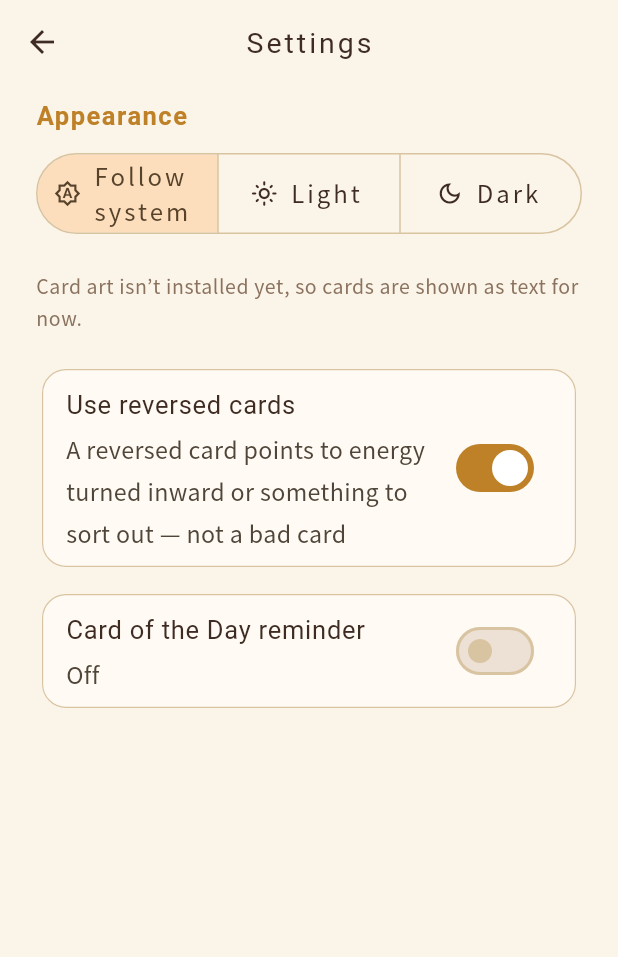
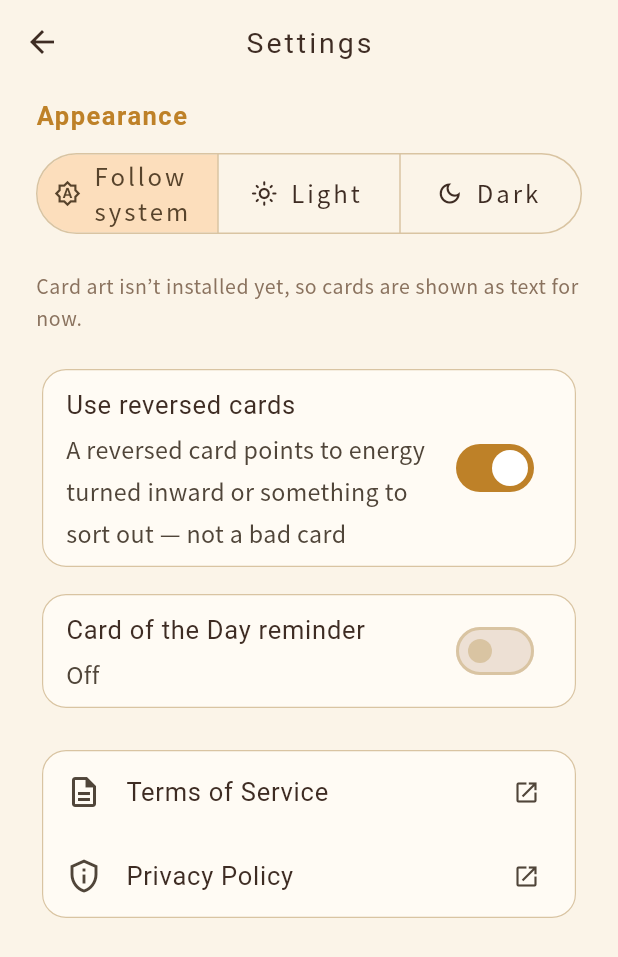
Before and after one commit to lawrence124875/tarot-cards, a Flutter app: the SettingsPage screen opened directly, on a phone screen of 412 x 824 dp. Shown: the top 957 px of the screen. Run offline on Flutter 3.47's test engine with Material 3 defaults, Android fonts, the phone set to English and light mode, and no system bars; our stand-ins replace audio_service, cloud_firestore, file_picker, firebase_analytics, firebase_core, firebase_crashlytics and 8 more; missing offline and left inert: in_app_update, purchases_flutter; accounts and stored records are empty; generated files the repository leaves out were written again; Roboto replaces fonts that are missing (NotoSerifTC).

Commit message:
設定頁與訂閱頁加入服務條款連結（11 語） (#20)
Claude-Session: https://claude.ai/code/session_01Cu1dENmFg7AUWuHe9Q8aqs

Co-authored-by: Claude <noreply@anthropic.com>

```diff
--- a/lib/app/home_page.dart
+++ b/lib/app/home_page.dart
@@ -166,3 +166,6 @@ class _HomeMenu extends StatelessWidget {
 
 /// 隱私權政策（本 repo GitHub Pages，§20）。
 const privacyPolicyUrl = 'https://lawrence124875.github.io/tarot-cards/privacy.html';
+
+/// 服務條款（同一個 GitHub Pages，訂閱、試用、退款與免責聲明）。
+const termsOfServiceUrl = 'https://lawrence124875.github.io/tarot-cards/terms.html';
--- a/lib/features/settings/settings_page.dart
+++ b/lib/features/settings/settings_page.dart
@@ -1,5 +1,7 @@
 import 'package:flutter/material.dart';
+import 'package:url_launcher/url_launcher.dart';
 
+import '../../app/home_page.dart' show privacyPolicyUrl, termsOfServiceUrl;
 import '../../app/services.dart';
 import '../../app/theme.dart';
 import '../../core/deck/deck.dart';
@@ -120,9 +122,28 @@ class _SettingsPageState extends State<SettingsPage> {
             ),
             const SizedBox(height: 10),
             const DailyReminderTile(),
+            const SizedBox(height: 20),
+            Card(
+              child: Column(children: [
+                ListTile(
+                  leading: const Icon(Icons.description_outlined),
+                  title: Text(l.menuTermsOfService),
+                  trailing: const Icon(Icons.open_in_new, size: 18),
+                  onTap: () => _open(termsOfServiceUrl),
+                ),
+                ListTile(
+                  leading: const Icon(Icons.privacy_tip_outlined),
+                  title: Text(l.menuPrivacyPolicy),
+                  trailing: const Icon(Icons.open_in_new, size: 18),
+                  onTap: () => _open(privacyPolicyUrl),
+                ),
+              ]),
+            ),
           ],
         ),
       ),
     );
   }
+
+  Future<void> _open(String url) => launchUrl(Uri.parse(url), mode: LaunchMode.externalApplication);
 }
--- a/lib/l10n/app_ar.arb
+++ b/lib/l10n/app_ar.arb
@@ -198,6 +198,7 @@
   "menuShareUsage": "مشاركة إحصاءات استخدام مجهولة الهويّة وتقارير الأعطال",
   "premiumTermsIos": "يتجدّد الاشتراك تلقائيًا، ويمكن إلغاؤه في أيّ وقت على iPhone من الإعدادات ← حساب Apple ← الاشتراكات؛ وتبقى العضوية فعّالة حتى نهاية الفترة الحالية.",
   "termsOfUse": "شروط الاستخدام",
+  "menuTermsOfService": "شروط الخدمة",
   "featureDaily": "بطاقة اليوم",
   "featureLearn": "التعلّم",
   "spreadPickerTitle": "اختيار توزيعة",
--- a/lib/l10n/app_en.arb
+++ b/lib/l10n/app_en.arb
@@ -198,6 +198,7 @@
   "menuShareUsage": "Share anonymous usage stats & crash reports",
   "premiumTermsIos": "Subscriptions renew automatically. Cancel anytime on your iPhone in Settings → Apple Account → Subscriptions; you keep Premium until the end of the current period.",
   "termsOfUse": "Terms of Use",
+  "menuTermsOfService": "Terms of Service",
   "featureDaily": "Card of the Day",
   "featureLearn": "Learn",
   "spreadPickerTitle": "Choose a spread",
--- a/lib/l10n/app_es.arb
+++ b/lib/l10n/app_es.arb
@@ -198,6 +198,7 @@
   "menuShareUsage": "Compartir estadísticas anónimas e informes de errores",
   "premiumTermsIos": "La suscripción se renueva automáticamente. Puedes cancelarla cuando quieras en tu iPhone, en Ajustes → Cuenta de Apple → Suscripciones; conservas Premium hasta el final del período en curso.",
   "termsOfUse": "Términos de uso",
+  "menuTermsOfService": "Términos del servicio",
   "featureDaily": "Carta del día",
   "featureLearn": "Aprender",
   "spreadPickerTitle": "Elige una tirada",
--- a/lib/l10n/app_id.arb
+++ b/lib/l10n/app_id.arb
@@ -198,6 +198,7 @@
   "menuShareUsage": "Bagikan statistik penggunaan anonim dan laporan error",
   "premiumTermsIos": "Langganan diperpanjang otomatis. Batalkan kapan saja di iPhone melalui Pengaturan → Akun Apple → Langganan; Premium tetap aktif sampai akhir periode yang sedang berjalan.",
   "termsOfUse": "Ketentuan penggunaan",
+  "menuTermsOfService": "Ketentuan layanan",
   "featureDaily": "Kartu Hari Ini",
   "featureLearn": "Belajar",
   "spreadPickerTitle": "Pilih susunan kartu",
--- a/lib/l10n/app_ja.arb
+++ b/lib/l10n/app_ja.arb
@@ -198,6 +198,7 @@
   "menuShareUsage": "匿名の利用統計とクラッシュレポートを送信",
   "premiumTermsIos": "定期購入は自動更新されます。iPhone の「設定 → Apple アカウント → サブスクリプション」からいつでも解約でき、解約後も現在の期間の終わりまで会員のままです。",
   "termsOfUse": "利用規約",
+  "menuTermsOfService": "サービス利用規約",
   "featureDaily": "今日の一枚",
   "featureLearn": "学ぶ",
   "spreadPickerTitle": "スプレッドを選ぶ",
--- a/lib/l10n/app_ko.arb
+++ b/lib/l10n/app_ko.arb
@@ -198,6 +198,7 @@
   "menuShareUsage": "익명 사용 통계와 오류 보고서 보내기",
   "premiumTermsIos": "구독은 자동으로 갱신돼요. iPhone의 ‘설정 → Apple 계정 → 구독’에서 언제든 해지할 수 있고, 해지한 뒤에도 현재 기간이 끝날 때까지 멤버십이 유지돼요.",
   "termsOfUse": "이용약관",
+  "menuTermsOfService": "서비스 약관",
   "featureDaily": "오늘의 카드",
   "featureLearn": "배우기",
   "spreadPickerTitle": "스프레드 고르기",
--- a/lib/l10n/app_pt.arb
+++ b/lib/l10n/app_pt.arb
@@ -198,6 +198,7 @@
   "menuShareUsage": "Compartilhar estatísticas anônimas e relatórios de erros",
   "premiumTermsIos": "A assinatura é renovada automaticamente. Você pode cancelar quando quiser no iPhone, em Ajustes → Conta Apple → Assinaturas; o Premium continua até o fim do período atual.",
   "termsOfUse": "Termos de uso",
+  "menuTermsOfService": "Termos de serviço",
   "featureDaily": "Carta do dia",
   "featureLearn": "Aprender",
   "spreadPickerTitle": "Escolha uma tiragem",
--- a/lib/l10n/app_th.arb
+++ b/lib/l10n/app_th.arb
@@ -198,6 +198,7 @@
   "menuShareUsage": "ส่งสถิติการใช้งานแบบไม่ระบุตัวตนและรายงานข้อผิดพลาด",
   "premiumTermsIos": "การสมัครสมาชิกจะต่ออายุโดยอัตโนมัติ ยกเลิกได้ทุกเมื่อบน iPhone ที่ การตั้งค่า → บัญชี Apple → การสมัครใช้งาน หลังยกเลิกแล้วคุณยังเป็นสมาชิกได้จนสิ้นสุดรอบปัจจุบัน",
   "termsOfUse": "ข้อกำหนดการใช้งาน",
+  "menuTermsOfService": "ข้อกำหนดในการให้บริการ",
   "featureDaily": "ไพ่ประจำวัน",
   "featureLearn": "เรียนรู้",
   "spreadPickerTitle": "เลือกรูปแบบการวางไพ่",
--- a/lib/l10n/app_vi.arb
+++ b/lib/l10n/app_vi.arb
@@ -198,6 +198,7 @@
   "menuShareUsage": "Gửi thống kê sử dụng ẩn danh và báo cáo lỗi",
   "premiumTermsIos": "Gói đăng ký tự động gia hạn. Bạn có thể hủy bất cứ lúc nào trên iPhone trong Cài đặt → Tài khoản Apple → Đăng ký; sau khi hủy, bạn vẫn là thành viên đến hết kỳ hiện tại.",
   "termsOfUse": "Điều khoản sử dụng",
+  "menuTermsOfService": "Điều khoản dịch vụ",
   "featureDaily": "Lá bài hôm nay",
   "featureLearn": "Học",
   "spreadPickerTitle": "Chọn một trải bài",
--- a/lib/l10n/app_zh.arb
+++ b/lib/l10n/app_zh.arb
@@ -490,6 +490,10 @@
   "menuShareUsage": "分享匿名使用統計與當機報告",
   "premiumTermsIos": "訂閱會自動續訂，可隨時在 iPhone 的「設定 → Apple 帳號 → 訂閱項目」中取消；取消後，會員資格保留到本期結束。",
   "termsOfUse": "使用條款",
+  "menuTermsOfService": "服務條款",
+  "@menuTermsOfService": {
+    "description": "設定頁與訂閱頁的服務條款連結（GitHub Pages terms.html）"
+  },
   "@premiumTermsIos": {
     "description": "iOS 版訂閱頁續訂說明（App Store）"
   },
--- a/lib/l10n/app_zh_Hans.arb
+++ b/lib/l10n/app_zh_Hans.arb
@@ -198,6 +198,7 @@
   "menuShareUsage": "分享匿名使用统计与当机报告",
   "premiumTermsIos": "订阅会自动续订，可随时在 iPhone 的“设置 → Apple 帐号 → 订阅项目”中取消；取消后，会员资格保留到本期结束。",
   "termsOfUse": "使用条款",
+  "menuTermsOfService": "服务条款",
   "featureDaily": "今日一张",
   "featureLearn": "学习",
   "spreadPickerTitle": "选一个牌阵",
```
Also changed, not shown: lib/shared/premium/paywall_page.dart (+9 -6 lines).
